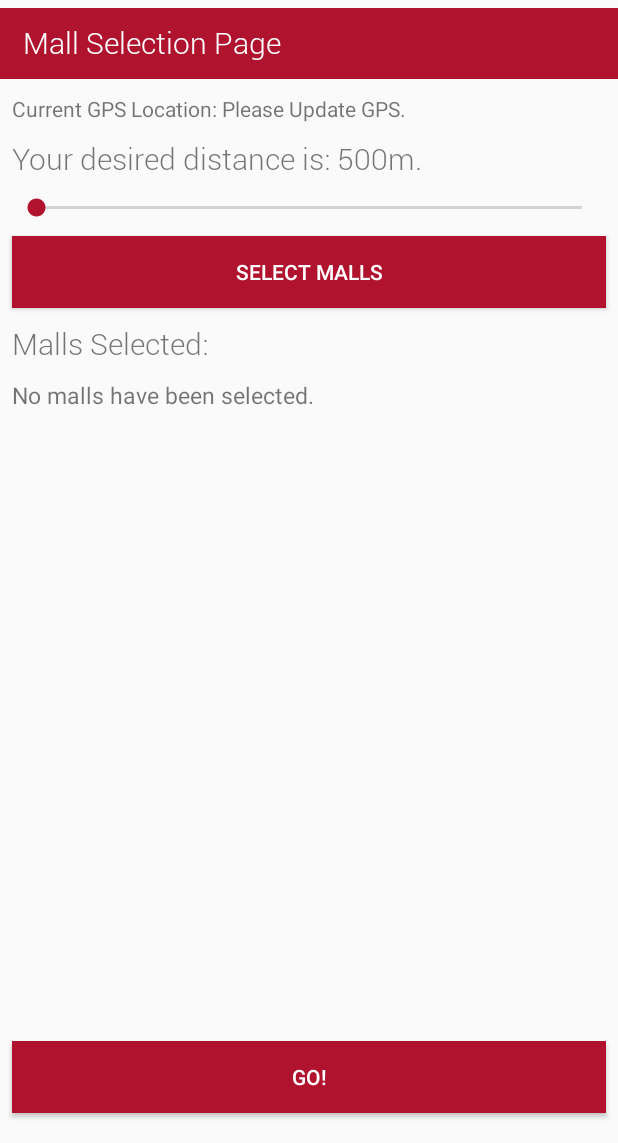
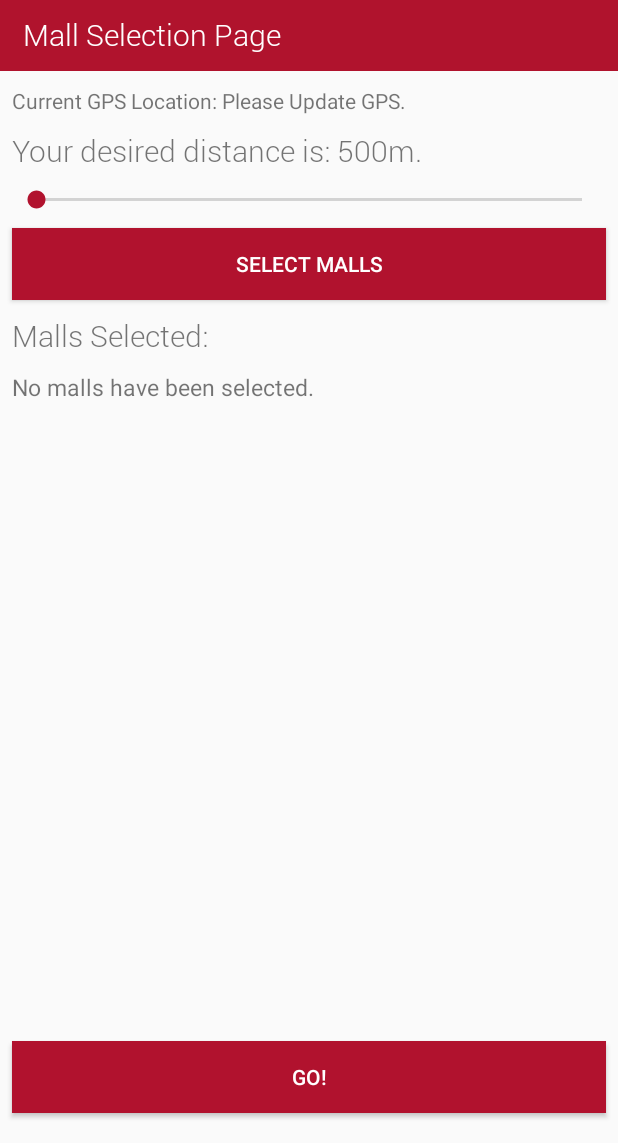
Before and after one commit to jhocx/directus, an Android app: the screen it shows after launch (MainActivity), on a phone screen of 412 x 824 dp, the part 93-1236 px from its top. Run offline under Robolectric (Android 15) with nearby library versions, the phone set to English and light mode, and no system bars.

Commit message:
29/7 More aesthetic changes.

```diff
--- a/app/src/main/java/com/example/jhocx/directus/DirectoryActivity.java
+++ b/app/src/main/java/com/example/jhocx/directus/DirectoryActivity.java
@@ -103,7 +103,7 @@ public class DirectoryActivity extends AppCompatActivity {
 
         //Initialise categories textView
         mallsSelect.setText(Arrays.toString(shoppingMalls));
-        categoriesSelect.setText("No categories yet");
+        categoriesSelect.setText("No categories selected yet.");
 
         //Update text view of categories selected, for debugging options
         if (filterActivityOpened) {
--- a/app/src/main/res/layout/activity_main.xml
+++ b/app/src/main/res/layout/activity_main.xml
@@ -61,7 +61,6 @@
         android:id="@+id/tbHeader"
         android:layout_width="0dp"
         android:layout_height="47dp"
-        android:layout_marginTop="5dp"
         android:background="#B0132D"
         android:gravity="bottom"
         android:minHeight="?attr/actionBarSize"
```
